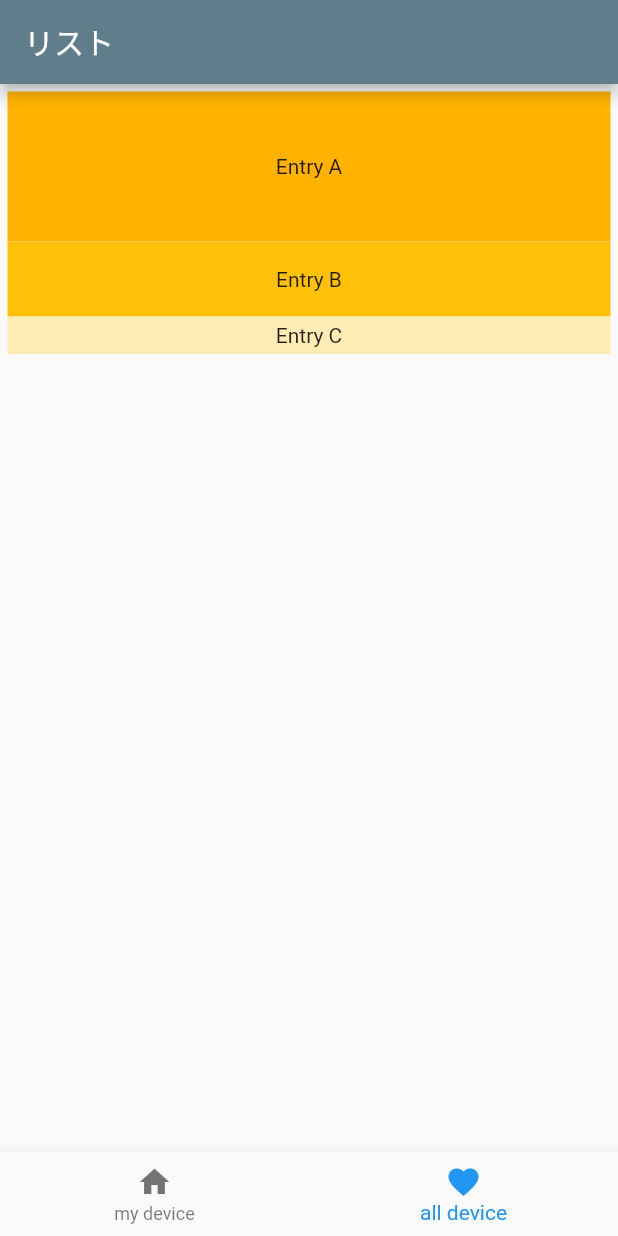
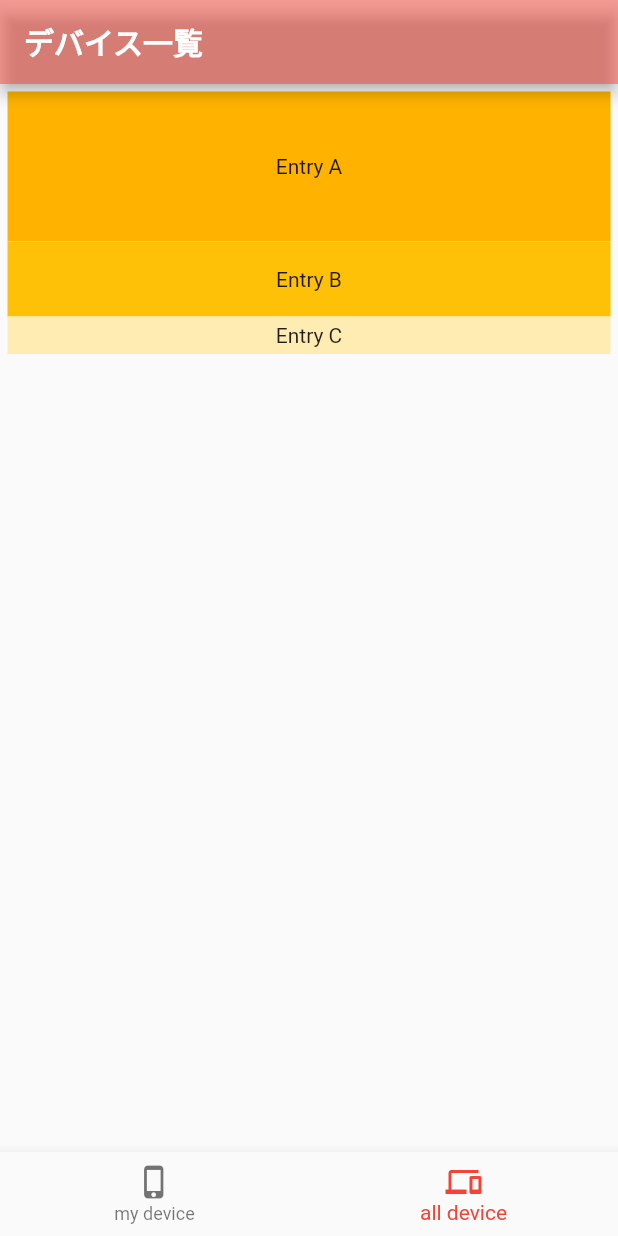
Before and after one commit to Forest-River-Tiger/devices, a Flutter app: the screen it shows after launch, item 2 of the bottom bar chosen, on a phone screen of 412 x 824 dp. Run offline on Flutter 3.47's test engine with Material 2 defaults, Android fonts, the phone set to English and light mode, and no system bars.

Commit message:
ボトムナビゲーションのアイコン変更

```diff
--- a/lib/main.dart
+++ b/lib/main.dart
@@ -1,6 +1,7 @@
 import 'package:flutter/material.dart';
 
 import 'src/app.dart';
+import 'src/screens/home.dart';
 
 // アプリを開いた時に最初に呼ばれる箇所
 void main() {
--- a/lib/src/app.dart
+++ b/lib/src/app.dart
@@ -9,49 +9,50 @@ class MyApp extends StatelessWidget {
 
   @override
   Widget build(BuildContext context) {
+
     return MaterialApp(
       title: 'Flutter Demo',
       theme: ThemeData(
-        primarySwatch: Colors.blue,
+        primarySwatch: Colors.red,
       ),
       home: const MyStatefulWidget(),
     );
   }
 }
 
-class MyStatefulWidget extends StatefulWidget {
-  const MyStatefulWidget({Key? key}) : super(key: key);
+// class MyStatefulWidget extends StatefulWidget {
+//   const MyStatefulWidget({Key? key}) : super(key: key);
 
-  @override
-  State<MyStatefulWidget> createState() => _MyStatefulWidgetState();
-}
+//   @override
+//   State<MyStatefulWidget> createState() => _MyStatefulWidgetState();
+// }
 
-class _MyStatefulWidgetState extends State<MyStatefulWidget> {
-  static const _screens = [
-    MyDevicePage(),
-    AllDevicePage(),
-  ];
+// class _MyStatefulWidgetState extends State<MyStatefulWidget> {
+//   static const _screens = [
+//     MyDevicePage(),
+//     AllDevicePage(),
+//   ];
 
-  int _selectedIndex = 0;
+//   int _selectedIndex = 0;
 
-  void _onItemTapped(int index) {
-    setState(() {
-      _selectedIndex = index;
-    });
-  }
+//   void _onItemTapped(int index) {
+//     setState(() {
+//       _selectedIndex = index;
+//     });
+//   }
 
-    @override
-  Widget build(BuildContext context) {
-    return Scaffold(
-        body: _screens[_selectedIndex],
-        bottomNavigationBar: BottomNavigationBar(
-          currentIndex: _selectedIndex,
-          onTap: _onItemTapped,
-          items: const <BottomNavigationBarItem>[
-            BottomNavigationBarItem(icon: Icon(Icons.home), label: 'my device'),
-            BottomNavigationBarItem(icon: Icon(Icons.favorite), label: 'all device'),
-          ],
-          type: BottomNavigationBarType.fixed,
-        ));
-  }
-}
+//     @override
+//   Widget build(BuildContext context) {
+//     return Scaffold(
+//         body: _screens[_selectedIndex],
+//         bottomNavigationBar: BottomNavigationBar(
+//           currentIndex: _selectedIndex,
+//           onTap: _onItemTapped,
+//           items: const <BottomNavigationBarItem>[
+//             BottomNavigationBarItem(icon: Icon(Icons.home), label: 'my device'),
+//             BottomNavigationBarItem(icon: Icon(Icons.favorite), label: 'all device'),
+//           ],
+//           type: BottomNavigationBarType.fixed,
+//         ));
+//   }
+// }
--- a/lib/src/screens/all_devices.dart
+++ b/lib/src/screens/all_devices.dart
@@ -11,10 +11,11 @@ class AllDevicePage extends StatelessWidget {
     // Scaffoldは大元の画面
     return Scaffold(
         // AppBarはnavigationbar
-        appBar: AppBar(
-          backgroundColor: Colors.blueGrey,
-          title: const Text('リスト'),
-        ),
+      appBar: AppBar(
+        automaticallyImplyLeading: false,
+        backgroundColor: Colors.red.withOpacity(0.5),
+        title: const Text('デバイス一覧', style: TextStyle(fontSize: 20, fontWeight: FontWeight.bold),),
+      ),
         // Containerは箱(指定しなければ何もなし)
         // ListViewの場合、スクロールすることも可能
         body: ListView(
--- a/lib/src/screens/my_devices.dart
+++ b/lib/src/screens/my_devices.dart
@@ -11,9 +11,46 @@ class MyDevicePage extends StatelessWidget {
       // AppBarはnavigationbar
       appBar: AppBar(
         automaticallyImplyLeading: false,
-        backgroundColor: Color.fromARGB(255, 238, 167, 149),
-        title: const Text('デバイス一覧'),
+        backgroundColor: Colors.red.withOpacity(0.5),
+        title: const Text('デバイス一覧', style: TextStyle(fontSize: 20, fontWeight: FontWeight.bold),),
       ),
     );
   }
 }
+
+class MyStatefulWidget extends StatefulWidget {
+  const MyStatefulWidget({Key? key}) : super(key: key);
+
+  @override
+  State<MyStatefulWidget> createState() => _MyStatefulWidgetState();
+}
+
+class _MyStatefulWidgetState extends State<MyStatefulWidget> {
+  static const _screens = [
+    MyDevicePage(),
+    AllDevicePage(),
+  ];
+
+  int _selectedIndex = 0;
+
+  void _onItemTapped(int index) {
+    setState(() {
+      _selectedIndex = index;
+    });
+  }
+
+    @override
+  Widget build(BuildContext context) {
+    return Scaffold(
+        body: _screens[_selectedIndex],
+        bottomNavigationBar: BottomNavigationBar(
+          currentIndex: _selectedIndex,
+          onTap: _onItemTapped,
+          items: const <BottomNavigationBarItem>[
+            BottomNavigationBarItem(icon: Icon(Icons.phone_iphone), label: 'my device'),
+            BottomNavigationBarItem(icon: Icon(Icons.devices), label: 'all device'),
+          ],
+          type: BottomNavigationBarType.fixed,
+        ));
+  }
+}
```
